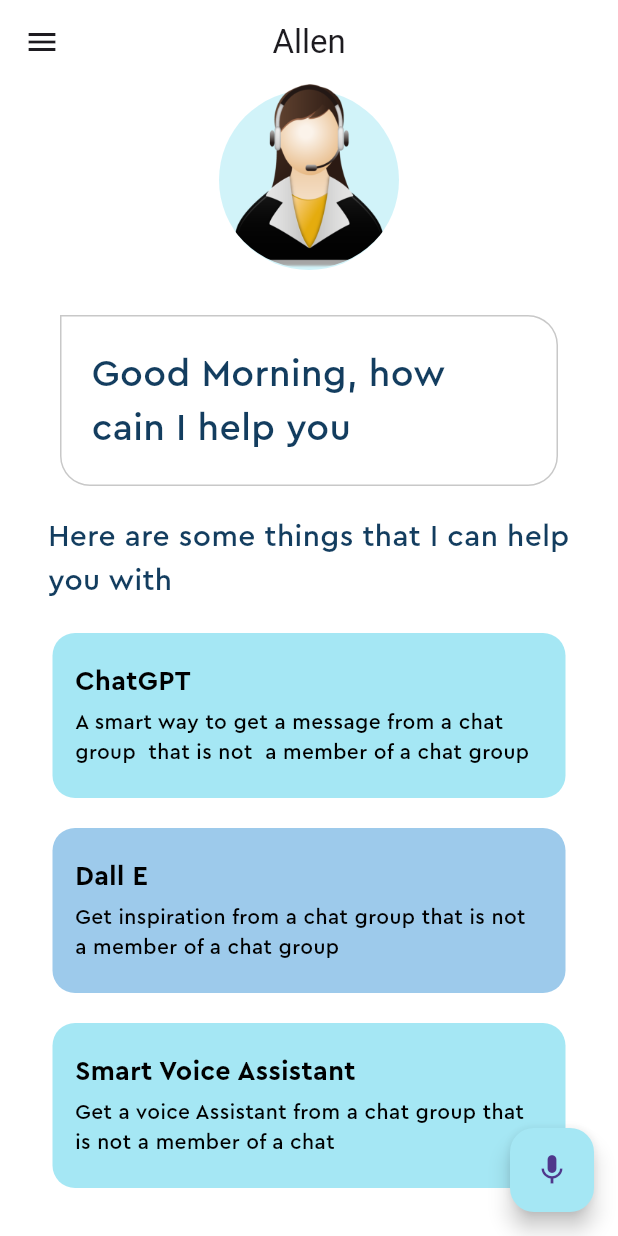
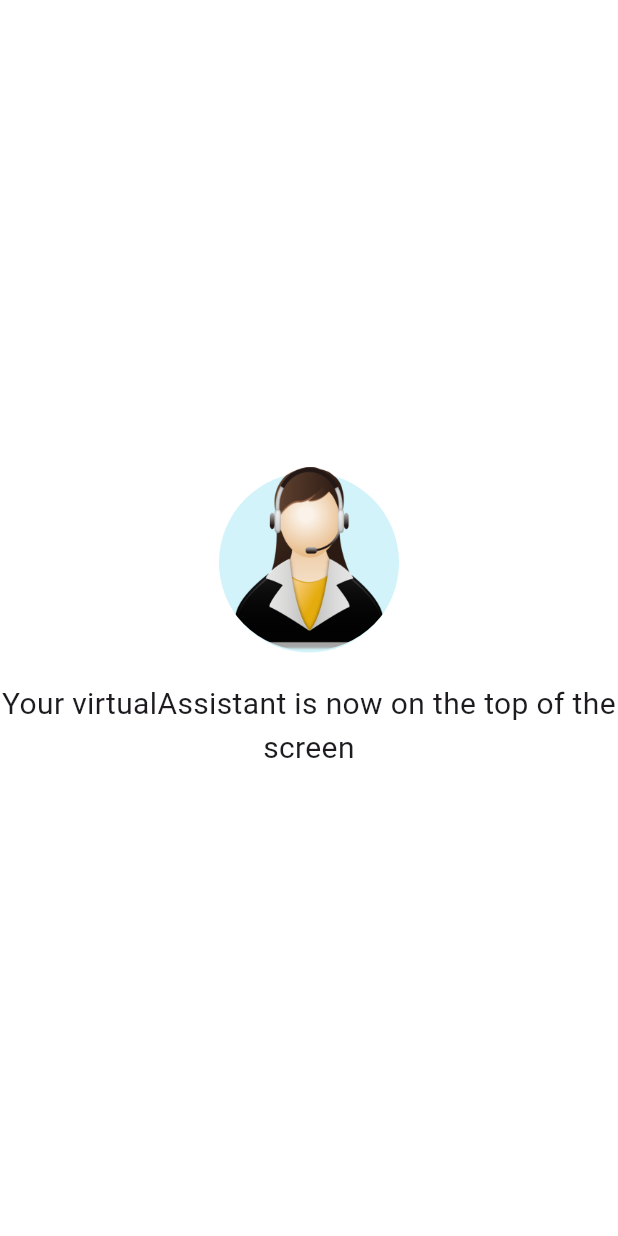
Before and after one commit to sufyankamil/Flutter-Voice-Assistant, a Flutter app: the first screen one second after launch, on a phone screen of 412 x 824 dp. Run offline on Flutter 3.47's test engine with Material 2 defaults, Android fonts, the phone set to English and light mode, and no system bars; our stand-ins replace animate_do, flutter_tts, speech_to_text.

Commit message:
Updated with splash screen

```diff
--- /dev/null
+++ b/lib/common/splash.dart
@@ -0,0 +1,72 @@
+import 'package:allen/common/pallete.dart';
+import 'package:animate_do/animate_do.dart';
+import 'package:flutter/material.dart';
+
+import '../screens/homepage.dart';
+
+class SplashScreen extends StatefulWidget {
+  const SplashScreen({super.key});
+
+  @override
+  _SplashScreenState createState() => _SplashScreenState();
+}
+
+class _SplashScreenState extends State<SplashScreen> {
+  @override
+  void initState() {
+    super.initState();
+    // Simulate some initialization process here (e.g., fetching data, setting up services)
+    Future.delayed(const Duration(seconds: 3), () {
+      // After the initialization process is done, navigate to the home screen.
+      Navigator.of(context).pushReplacement(MaterialPageRoute(
+        builder: (context) => const Homepage(),
+      ));
+    });
+  }
+
+  @override
+  Widget build(BuildContext context) {
+    return Scaffold(
+        backgroundColor: Pallete.whiteColor,
+        body: Column(
+          mainAxisAlignment: MainAxisAlignment.center,
+          children: [
+            ZoomIn(
+              child: Stack(
+                children: [
+                  Center(
+                    child: Container(
+                      height: 120,
+                      width: 120,
+                      margin: const EdgeInsets.only(top: 4),
+                      decoration: const BoxDecoration(
+                          color: Pallete.assistantCircleColor,
+                          shape: BoxShape.circle),
+                    ),
+                  ),
+                  Container(
+                    height: 123,
+                    decoration: const BoxDecoration(
+                        shape: BoxShape.circle,
+                        image: DecorationImage(
+                            image: AssetImage(
+                                'assets/images/virtualAssistant.png'))),
+                  ),
+                ],
+              ),
+            ),
+            const SizedBox(
+              height: 20,
+            ),
+            const Align(
+              alignment: Alignment.center,
+              child: Text(
+                'Your virtualAssistant is now on the top of the screen',
+                textAlign: TextAlign.center,
+                style: TextStyle(fontSize: 20),
+              ),
+            )
+          ],
+        ));
+  }
+}
--- a/lib/main.dart
+++ b/lib/main.dart
@@ -1,4 +1,5 @@
 import 'package:allen/common/pallete.dart';
+import 'package:allen/common/splash.dart';
 import 'package:allen/screens/homepage.dart';
 import 'package:flutter/material.dart';
 
@@ -18,7 +19,7 @@ class MyApp extends StatelessWidget {
       theme: ThemeData.light(useMaterial3: true).copyWith(
           scaffoldBackgroundColor: Pallete.whiteColor,
           appBarTheme: const AppBarTheme(backgroundColor: Pallete.whiteColor)),
-      home: const Homepage(),
+      home: SplashScreen(),
     );
   }
 }
--- a/lib/providers/openai_service.dart
+++ b/lib/providers/openai_service.dart
@@ -29,9 +29,7 @@ class OpenAIService {
           },
         ),
       );
-      print(result.body);
       if (result.statusCode == 200) {
-        print('Success');
         // since method of body is string, we should write the response body in jsonDecode method.(we cant store response body directly as it is string)
         String content =
             jsonDecode(result.body)['choices'][0]['message']['content'];
@@ -75,7 +73,6 @@ class OpenAIService {
         ),
       );
       if (result.statusCode == 200) {
-        print('Success');
         // since method of body is string, we should write the response body in jsonDecode method.(we cant store response body directly as it is string)
         String content =
             jsonDecode(result.body)['choices'][0]['message']['content'];
@@ -113,7 +110,6 @@ class OpenAIService {
         ),
       );
       if (result.statusCode == 200) {
-        print('Success');
         // since method of body is string, we should write the response body in jsonDecode method.(we cant store response body directly as it is string)
         String imageURL = jsonDecode(result.body)['data'][0]['url'];
         imageURL = imageURL.trim();
--- a/lib/screens/homepage.dart
+++ b/lib/screens/homepage.dart
@@ -84,7 +84,9 @@ class _HomepageState extends State<Homepage> {
   Widget build(BuildContext context) {
     return Scaffold(
       appBar: AppBar(
-        title: BounceInDown(child: const Text('Allen')),
+        title: BounceInDown(
+          child: const Text('Allen is pretty simple'),
+        ),
         leading: const Icon(Icons.menu),
         centerTitle: true,
       ),
@@ -131,7 +133,7 @@ class _HomepageState extends State<Homepage> {
                     padding: const EdgeInsets.symmetric(vertical: 10.0),
                     child: Text(
                       generatedContent == null
-                          ? 'Good Morning, how cain I help you'
+                          ? 'Good Morning, how can I help you ?'
                           : generatedContent!,
                       style: TextStyle(
                           color: Pallete.mainFontColor,
--- a/pubspec.yaml
+++ b/pubspec.yaml
@@ -20,6 +20,7 @@ dependencies:
   http: ^1.1.0
   flutter_tts: ^3.7.0
   animate_do: ^3.0.2
+  flutter_native_splash: ^2.3.1
 
 dev_dependencies:
   flutter_test:
```
Also changed, not shown: pubspec.lock.
